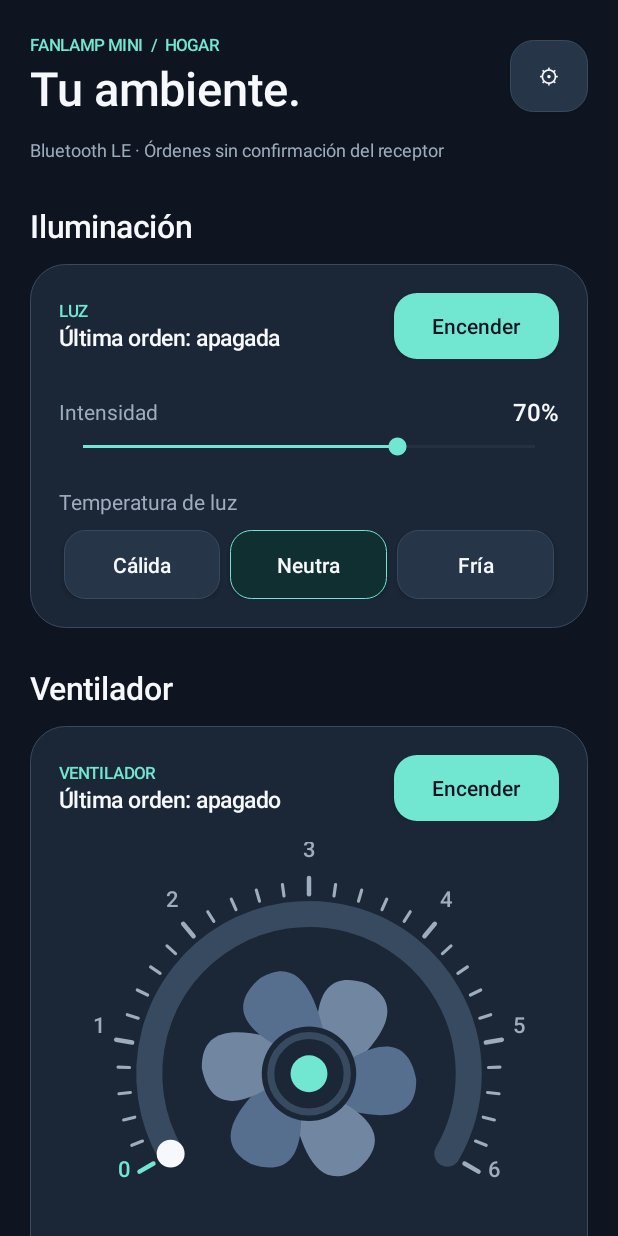
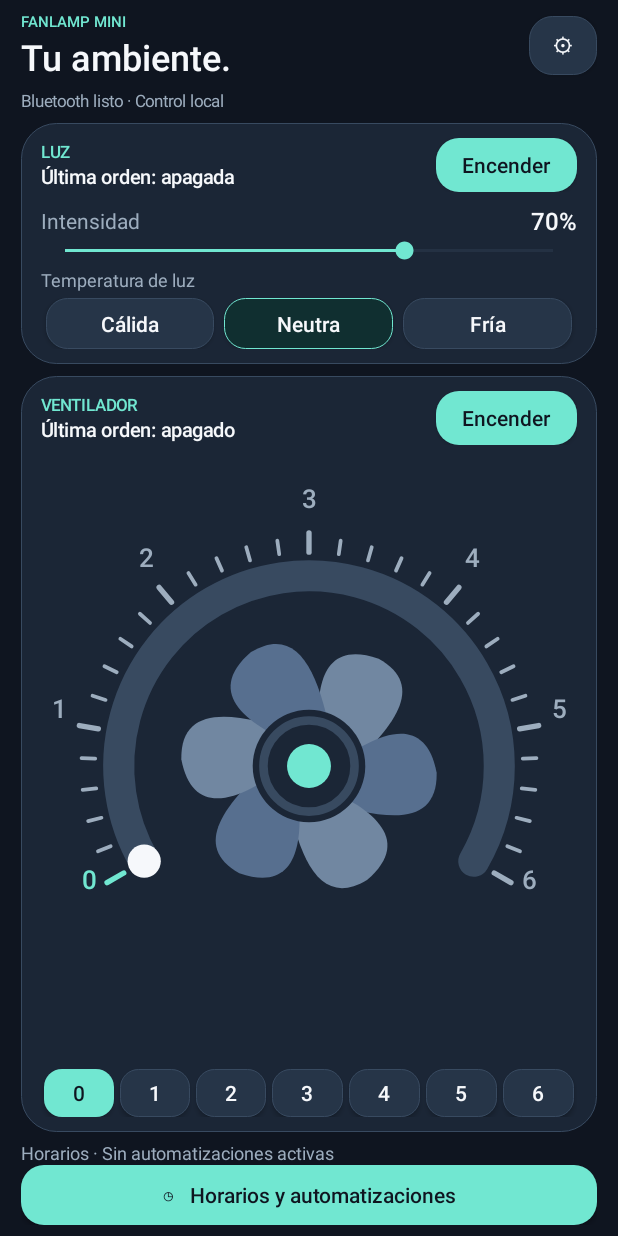
Before and after one commit to chechelnitzky/fanlamp-mini, an Android app: the screen it shows after launch (HomeActivity), on a phone screen of 412 x 824 dp. Run offline under Robolectric (Android 15) with nearby library versions, the phone set to English and light mode, and no system bars.

Commit message:
FanLamp Mini 0.5.0: fit controls on one screen, prevent signing key changes
* Fit all daily controls and schedules in one responsive non-scrolling Android screen

* Version 0.5.0: full-screen compact controls and signing transition

* Never release ephemeral debug signatures; support persistent secure PKCS12 signing in CI

* Pin exact release signing certificate so future APK updates remain compatible

* Explain one-time signature migration and how to preserve seamless updates thereafter

```diff
--- a/app/build.gradle
+++ b/app/build.gradle
@@ -10,8 +10,8 @@ android {
         applicationId 'cl.fanlampmini'
         minSdk 26
         targetSdk 35
-        versionCode 5
-        versionName '0.4.0'
+        versionCode 6
+        versionName '0.5.0'
     }
     compileOptions {
         sourceCompatibility JavaVersion.VERSION_17
--- a/app/src/main/java/cl/fanlampmini/HomeActivity.java
+++ b/app/src/main/java/cl/fanlampmini/HomeActivity.java
@@ -77,42 +77,45 @@ public final class HomeActivity extends Activity {
         return new LinearLayout.LayoutParams(0,UiKit.dp(this,46),1);
     }
     private void draw(){
-        ScrollView scroll=new ScrollView(this);
-        scroll.setFillViewport(true);scroll.setBackgroundColor(UiKit.BG);
+        // v0.5: everything fits in ONE view. No ScrollView and no vertical swiping.
         LinearLayout root=UiKit.column(this);
-        root.setPadding(UiKit.dp(this,20),UiKit.dp(this,22),UiKit.dp(this,20),UiKit.dp(this,38));
-        scroll.addView(root);setContentView(scroll);UiKit.applySafeInsets(root);
+        root.setBackgroundColor(UiKit.BG);
+        root.setPadding(UiKit.dp(this,14),UiKit.dp(this,7),UiKit.dp(this,14),UiKit.dp(this,7));
+        setContentView(root);UiKit.applySafeInsets(root);
 
         LinearLayout head=UiKit.row(this);
         LinearLayout words=UiKit.column(this);
-        words.addView(UiKit.label(this,"FANLAMP MINI  /  HOGAR",11,UiKit.MINT,true));
-        words.addView(UiKit.title(this,"Tu ambiente.",31));
+        words.addView(UiKit.label(this,"FANLAMP MINI",10,UiKit.MINT,true));
+        words.addView(UiKit.title(this,"Tu ambiente.",24));
         head.addView(words,new LinearLayout.LayoutParams(0,ViewGroup.LayoutParams.WRAP_CONTENT,1));
         Button gear=UiKit.button(this,"⚙",false,()->startActivity(new Intent(this,MainActivity.class)));
         gear.setContentDescription("Ajustes avanzados Bluetooth");
-        head.addView(gear,UiKit.lp(this,52,48));
+        head.addView(gear,UiKit.lp(this,45,39));
         root.addView(head);
 
-        feedback=UiKit.label(this,"Bluetooth LE · Órdenes sin confirmación del receptor",12,UiKit.SUB,false);
-        root.addView(feedback,full(12));
-        root.addView(UiKit.label(this,"Iluminación",21,UiKit.TEXT,true),full(28));
-        LinearLayout light=UiKit.card(this);root.addView(light,full(11));
+        feedback=UiKit.label(this,"Bluetooth listo · Control local",11,UiKit.SUB,false);
+        feedback.setSingleLine(true);
+        feedback.setEllipsize(android.text.TextUtils.TruncateAt.END);
+        root.addView(feedback,full(5));
+        LinearLayout light=UiKit.card(this);
+        light.setPadding(UiKit.dp(this,13),UiKit.dp(this,10),UiKit.dp(this,13),UiKit.dp(this,10));
+        root.addView(light,full(7));
         LinearLayout lightHeader=UiKit.row(this);
         LinearLayout lightText=UiKit.column(this);
         lightText.addView(UiKit.label(this,"LUZ",11,UiKit.MINT,true));
-        lightStatus=UiKit.label(this,"Último ajuste guardado",15,UiKit.TEXT,true);
+        lightStatus=UiKit.label(this,"Último ajuste guardado",13,UiKit.TEXT,true);
         lightText.addView(lightStatus);
         lightHeader.addView(lightText,new LinearLayout.LayoutParams(0,ViewGroup.LayoutParams.WRAP_CONTENT,1));
         lightPower=UiKit.button(this,"",true,this::toggleLight);
         lightPower.setContentDescription("Encender o apagar la luz");
-        lightHeader.addView(lightPower,UiKit.lp(this,110,44));
+        lightHeader.addView(lightPower,UiKit.lp(this,94,36));
         light.addView(lightHeader);
 
         LinearLayout dimTitle=UiKit.row(this);
         dimTitle.addView(UiKit.label(this,"Intensidad",14,UiKit.SUB,false),new LinearLayout.LayoutParams(0,ViewGroup.LayoutParams.WRAP_CONTENT,1));
         brightValue=UiKit.title(this,""+brightness+"%",16);
         dimTitle.addView(brightValue);
-        light.addView(dimTitle,full(24));
+        light.addView(dimTitle,full(8));
         SeekBar bar=UiKit.slider(this,brightness);
         bar.setMin(1);
         bar.setContentDescription("Control de intensidad de la luz");
@@ -127,35 +130,40 @@ public final class HomeActivity extends Activity {
                 BleController.get(HomeActivity.this).lightLevel(brightness,temperature,HomeActivity.this::result);
             }
         });
-        light.addView(bar,full(3));
-        light.addView(UiKit.label(this,"Temperatura de luz",14,UiKit.SUB,false),full(18));
+        light.addView(bar,full(0));
+        light.addView(UiKit.label(this,"Temperatura de luz",12,UiKit.SUB,false),full(2));
         LinearLayout choice=UiKit.row(this);
         String[] modes={"Cálida","Neutra","Fría"};
         for(int i=0;i<3;i++){
             final int mode=i;
             Button b=UiKit.button(this,modes[i],false,()->selectTemp(mode));
             tempButtons[i]=b;
-            LinearLayout.LayoutParams p=weight();p.setMargins(UiKit.dp(this,3),0,UiKit.dp(this,3),0);
+            LinearLayout.LayoutParams p=new LinearLayout.LayoutParams(0,UiKit.dp(this,34),1);
+            p.setMargins(UiKit.dp(this,3),0,UiKit.dp(this,3),0);
             choice.addView(b,p);
         }
-        light.addView(choice,full(9));
+        light.addView(choice,full(4));
 
-        root.addView(UiKit.label(this,"Ventilador",21,UiKit.TEXT,true),full(25));
-        LinearLayout fan=UiKit.card(this);root.addView(fan,full(11));
+        LinearLayout fan=UiKit.card(this);
+        fan.setPadding(UiKit.dp(this,13),UiKit.dp(this,10),UiKit.dp(this,13),UiKit.dp(this,10));
+        LinearLayout.LayoutParams fp=new LinearLayout.LayoutParams(ViewGroup.LayoutParams.MATCH_PARENT,0,1);
+        fp.topMargin=UiKit.dp(this,8);
+        root.addView(fan,fp);
         LinearLayout fanHeader=UiKit.row(this);
         LinearLayout fanText=UiKit.column(this);
         fanText.addView(UiKit.label(this,"VENTILADOR",11,UiKit.MINT,true));
-        fanStatus=UiKit.label(this,"Velocidad 0 / 6",15,UiKit.TEXT,true);fanText.addView(fanStatus);
+        fanStatus=UiKit.label(this,"Velocidad 0 / 6",13,UiKit.TEXT,true);fanText.addView(fanStatus);
         fanHeader.addView(fanText,new LinearLayout.LayoutParams(0,ViewGroup.LayoutParams.WRAP_CONTENT,1));
         fanPower=UiKit.button(this,"",true,this::toggleFan);
-        fanHeader.addView(fanPower,UiKit.lp(this,110,44));
+        fanHeader.addView(fanPower,UiKit.lp(this,94,36));
         fan.addView(fanHeader);
         dial=new FanDialView(this);
         dial.setSpeed(fanSpeed);
         dial.setListener(this::selectSpeed);
         dial.setContentDescription("Selector circular de velocidades 0 a 6");
-        LinearLayout.LayoutParams d=UiKit.lp(this,ViewGroup.LayoutParams.MATCH_PARENT,300);
-        d.topMargin=UiKit.dp(this,14);fan.addView(dial,d);
+        LinearLayout.LayoutParams d=new LinearLayout.LayoutParams(ViewGroup.LayoutParams.MATCH_PARENT,0,1);
+        d.topMargin=UiKit.dp(this,1);
+        fan.addView(dial,d);
 
         LinearLayout chips=UiKit.row(this);
         for(int i=0;i<=6;i++){
@@ -163,23 +171,19 @@ public final class HomeActivity extends Activity {
             Button b=UiKit.button(this,String.valueOf(i),false,()->selectSpeed(speed));
             b.setContentDescription(i==0?"Apagar ventilador":"Velocidad "+i);
             speedButtons[i]=b;
-            LinearLayout.LayoutParams p=new LinearLayout.LayoutParams(0,UiKit.dp(this,40),1);
+            LinearLayout.LayoutParams p=new LinearLayout.LayoutParams(0,UiKit.dp(this,32),1);
             p.setMargins(UiKit.dp(this,2),0,UiKit.dp(this,2),0);chips.addView(b,p);
         }
         fan.addView(chips);
 
-        LinearLayout nextHeader=UiKit.row(this);
-        nextHeader.addView(UiKit.label(this,"Automatizaciones",21,UiKit.TEXT,true),new LinearLayout.LayoutParams(0,ViewGroup.LayoutParams.WRAP_CONTENT,1));
-        Button all=UiKit.button(this,"Ver horarios",false,()->startActivity(new Intent(this,SchedulesActivity.class)));
-        nextHeader.addView(all,UiKit.lp(this,126,42));
-        root.addView(nextHeader,full(27));
-        LinearLayout schedule=UiKit.card(this);root.addView(schedule,full(12));
-        schedulesPreview=UiKit.label(this,"Sin horarios programados",14,UiKit.SUB,false);
-        schedule.addView(schedulesPreview);
-        Button add=UiKit.button(this,"+ Crear un horario",true,()->startActivity(new Intent(this,ScheduleEditorActivity.class)));
-        schedule.addView(add,full(15));
-        TextView note=UiKit.label(this,"Los controles muestran la última orden guardada, no el estado físico del dispositivo. El teléfono debe estar encendido y dentro del alcance Bluetooth para los horarios.",12,UiKit.SUB,false);
-        root.addView(note,full(22));
+        // Compact schedules entry stays visible at the bottom, even on smaller phones.
+        schedulesPreview=UiKit.label(this,"",12,UiKit.SUB,false);
+        schedulesPreview.setSingleLine(true);
+        schedulesPreview.setEllipsize(android.text.TextUtils.TruncateAt.END);
+        root.addView(schedulesPreview,full(5));
+        Button schedules=UiKit.button(this,"◷   Horarios y automatizaciones",true,
+            ()->startActivity(new Intent(this,SchedulesActivity.class)));
+        root.addView(schedules,UiKit.lp(this,ViewGroup.LayoutParams.MATCH_PARENT,40));
         refreshLight();refreshFan();refreshSchedules();
     }
     private void result(boolean transmitted,String msg){
@@ -234,16 +238,14 @@ public final class HomeActivity extends Activity {
     private void refreshSchedules(){
         if(schedulesPreview==null)return;
         List<ScheduleStore.Rule> all=ScheduleStore.all(this);
-        if(all.isEmpty()){schedulesPreview.setText("Sin horarios programados. Puedes combinar la luz y el ventilador.");return;}
-        StringBuilder s=new StringBuilder();
-        int shown=0;
-        for(ScheduleStore.Rule r:all)if(r.enabled&&shown<3){
-            if(s.length()>0)s.append("\n\n");
-            s.append(ScheduleStore.time(r)).append(" · ").append(r.name).append("\n")
-                .append(ScheduleStore.days(r)).append(" · ").append(ScheduleStore.summary(r));
-            shown++;
+        if(all.isEmpty()){schedulesPreview.setText("Horarios · Sin automatizaciones activas");return;}
+        int active=0;String closest="";
+        for(ScheduleStore.Rule r:all)if(r.enabled){
+            active++;
+            if(closest.isEmpty())closest=ScheduleStore.time(r)+" · "+r.name;
         }
-        schedulesPreview.setText(s.length()>0?s.toString():"Todos tus horarios están pausados.");
+        schedulesPreview.setText(active==0?"Horarios · Todos pausados":
+            active+" horario"+(active==1?"":"s")+" activo"+(active==1?"":"s")+"  ·  "+closest);
     }
     @Override protected void onResume(){
         super.onResume();
```
Also changed, not shown: 2 other files.
